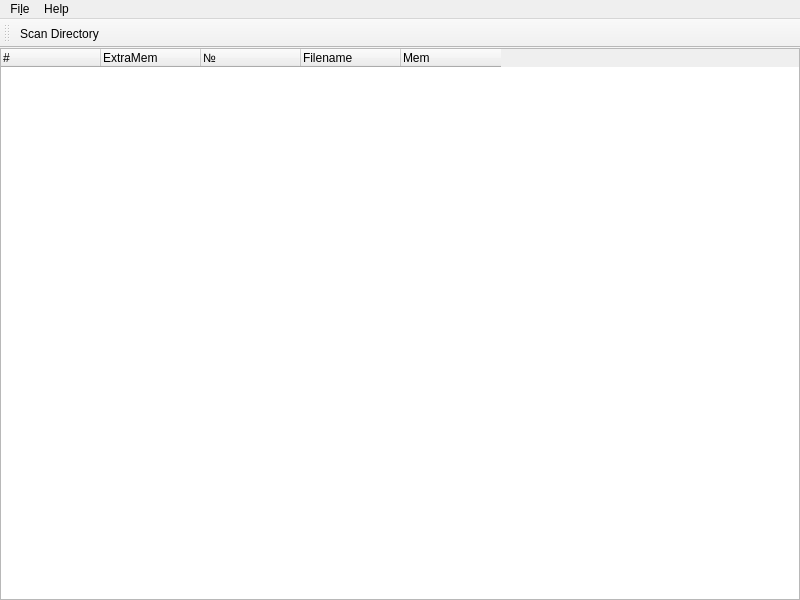
Old version of the form mainwindow.ui in the repository turing228/extra_files.
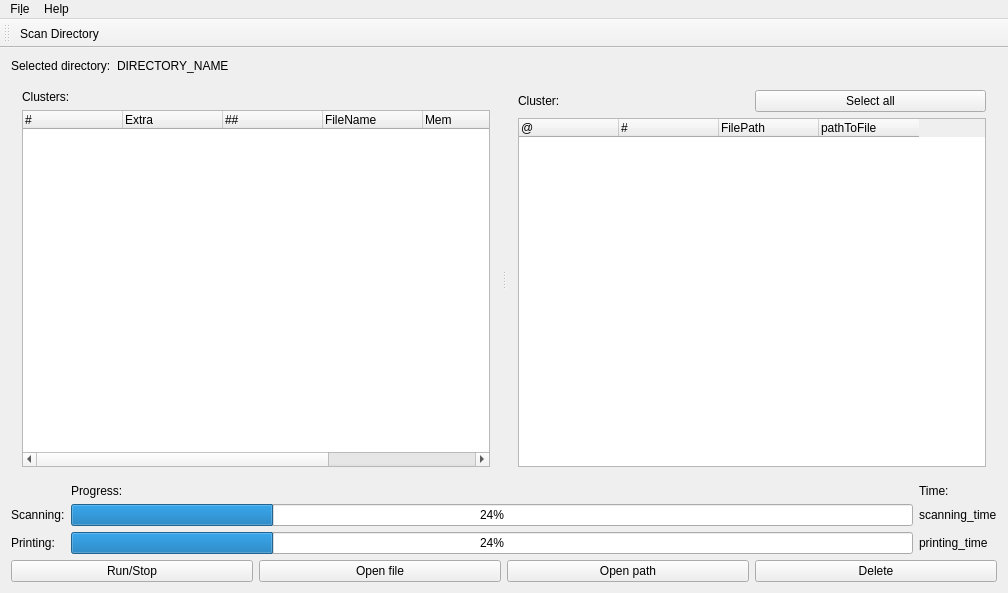
New version of the form.

Diff of the .ui file:
```diff
--- a/mainwindow.ui
+++ b/mainwindow.ui
@@ -6,62 +6,344 @@
    <rect>
     <x>0</x>
     <y>0</y>
-    <width>800</width>
-    <height>600</height>
+    <width>1008</width>
+    <height>593</height>
    </rect>
   </property>
   <property name="windowTitle">
    <string>MainWindow</string>
   </property>
   <widget class="QWidget" name="centralWidget">
-   <layout class="QHBoxLayout" name="horizontalLayout">
-    <property name="leftMargin">
-     <number>0</number>
-    </property>
-    <property name="topMargin">
-     <number>0</number>
-    </property>
-    <property name="rightMargin">
-     <number>0</number>
-    </property>
-    <property name="bottomMargin">
-     <number>0</number>
-    </property>
+   <property name="sizePolicy">
+    <sizepolicy hsizetype="Preferred" vsizetype="Minimum">
+     <horstretch>0</horstretch>
+     <verstretch>0</verstretch>
+    </sizepolicy>
+   </property>
+   <layout class="QVBoxLayout" name="verticalLayout_3">
     <item>
-     <widget class="QTreeWidget" name="treeWidget">
-      <attribute name="headerMinimumSectionSize">
-       <number>70</number>
-      </attribute>
-      <attribute name="headerStretchLastSection">
-       <bool>false</bool>
-      </attribute>
-      <column>
-       <property name="text">
-        <string>#</string>
-       </property>
-      </column>
-      <column>
-       <property name="text">
-        <string>ExtraMem</string>
-       </property>
-      </column>
-      <column>
-       <property name="text">
-        <string>№</string>
-       </property>
-      </column>
-      <column>
-       <property name="text">
-        <string>Filename</string>
-       </property>
-      </column>
-      <column>
-       <property name="text">
-        <string>Mem</string>
-       </property>
-      </column>
+     <layout class="QHBoxLayout" name="horizontalLayout_15">
+      <property name="spacing">
+       <number>6</number>
+      </property>
+      <property name="sizeConstraint">
+       <enum>QLayout::SetNoConstraint</enum>
+      </property>
+      <item>
+       <widget class="QLabel" name="label_Selected_dir">
+        <property name="sizePolicy">
+         <sizepolicy hsizetype="Minimum" vsizetype="Preferred">
+          <horstretch>0</horstretch>
+          <verstretch>0</verstretch>
+         </sizepolicy>
+        </property>
+        <property name="text">
+         <string>Selected directory:</string>
+        </property>
+        <property name="alignment">
+         <set>Qt::AlignLeading|Qt::AlignLeft|Qt::AlignVCenter</set>
+        </property>
+       </widget>
+      </item>
+      <item>
+       <widget class="QLabel" name="label_directory">
+        <property name="sizePolicy">
+         <sizepolicy hsizetype="MinimumExpanding" vsizetype="Preferred">
+          <horstretch>0</horstretch>
+          <verstretch>0</verstretch>
+         </sizepolicy>
+        </property>
+        <property name="text">
+         <string>DIRECTORY_NAME</string>
+        </property>
+       </widget>
+      </item>
+     </layout>
+    </item>
+    <item>
+     <widget class="QSplitter" name="splitter">
+      <property name="sizePolicy">
+       <sizepolicy hsizetype="Expanding" vsizetype="Expanding">
+        <horstretch>0</horstretch>
+        <verstretch>0</verstretch>
+       </sizepolicy>
+      </property>
+      <property name="orientation">
+       <enum>Qt::Horizontal</enum>
+      </property>
+      <property name="handleWidth">
+       <number>6</number>
+      </property>
+      <widget class="QWidget" name="layoutWidget">
+       <layout class="QVBoxLayout" name="verticalLayout_2">
+        <item>
+         <widget class="QLabel" name="label_Clusters">
+          <property name="sizePolicy">
+           <sizepolicy hsizetype="Preferred" vsizetype="Fixed">
+            <horstretch>0</horstretch>
+            <verstretch>0</verstretch>
+           </sizepolicy>
+          </property>
+          <property name="text">
+           <string>Clusters:</string>
+          </property>
+         </widget>
+        </item>
+        <item>
+         <widget class="QTreeWidget" name="treeWidget_clusters">
+          <property name="sizePolicy">
+           <sizepolicy hsizetype="Expanding" vsizetype="Expanding">
+            <horstretch>0</horstretch>
+            <verstretch>0</verstretch>
+           </sizepolicy>
+          </property>
+          <property name="columnCount">
+           <number>7</number>
+          </property>
+          <attribute name="headerMinimumSectionSize">
+           <number>60</number>
+          </attribute>
+          <attribute name="headerStretchLastSection">
+           <bool>false</bool>
+          </attribute>
+          <column>
+           <property name="text">
+            <string notr="true">#</string>
+           </property>
+          </column>
+          <column>
+           <property name="text">
+            <string notr="true">Extra</string>
+           </property>
+          </column>
+          <column>
+           <property name="text">
+            <string notr="true">##</string>
+           </property>
+          </column>
+          <column>
+           <property name="text">
+            <string notr="true">FileName</string>
+           </property>
+          </column>
+          <column>
+           <property name="text">
+            <string notr="true">Mem</string>
+           </property>
+          </column>
+          <column>
+           <property name="text">
+            <string>extraMemInInt</string>
+           </property>
+          </column>
+          <column>
+           <property name="text">
+            <string>memInInt</string>
+           </property>
+          </column>
+         </widget>
+        </item>
+       </layout>
+      </widget>
+      <widget class="QWidget" name="layoutWidget">
+       <layout class="QVBoxLayout" name="verticalLayout">
+        <item>
+         <layout class="QHBoxLayout" name="horizontalLayout_13">
+          <item>
+           <widget class="QLabel" name="label_Cluster">
+            <property name="sizePolicy">
+             <sizepolicy hsizetype="Preferred" vsizetype="Minimum">
+              <horstretch>0</horstretch>
+              <verstretch>0</verstretch>
+             </sizepolicy>
+            </property>
+            <property name="text">
+             <string>Cluster:</string>
+            </property>
+           </widget>
+          </item>
+          <item>
+           <widget class="QPushButton" name="pushButton_selectall">
+            <property name="sizePolicy">
+             <sizepolicy hsizetype="Minimum" vsizetype="Minimum">
+              <horstretch>0</horstretch>
+              <verstretch>0</verstretch>
+             </sizepolicy>
+            </property>
+            <property name="text">
+             <string>Select all</string>
+            </property>
+            <property name="iconSize">
+             <size>
+              <width>16</width>
+              <height>16</height>
+             </size>
+            </property>
+           </widget>
+          </item>
+         </layout>
+        </item>
+        <item>
+         <widget class="QTreeWidget" name="treeWidget_cluster">
+          <property name="sizePolicy">
+           <sizepolicy hsizetype="Expanding" vsizetype="Expanding">
+            <horstretch>0</horstretch>
+            <verstretch>0</verstretch>
+           </sizepolicy>
+          </property>
+          <property name="columnCount">
+           <number>4</number>
+          </property>
+          <attribute name="headerMinimumSectionSize">
+           <number>20</number>
+          </attribute>
+          <attribute name="headerStretchLastSection">
+           <bool>false</bool>
+          </attribute>
+          <column>
+           <property name="text">
+            <string>@</string>
+           </property>
+          </column>
+          <column>
+           <property name="text">
+            <string>#</string>
+           </property>
+          </column>
+          <column>
+           <property name="text">
+            <string>FilePath</string>
+           </property>
+          </column>
+          <column>
+           <property name="text">
+            <string>pathToFile</string>
+           </property>
+           <property name="font">
+            <font>
+             <kerning>true</kerning>
+            </font>
+           </property>
+          </column>
+         </widget>
+        </item>
+       </layout>
+      </widget>
      </widget>
     </item>
+    <item>
+     <layout class="QGridLayout" name="gridLayout">
+      <item row="0" column="1">
+       <widget class="QLabel" name="label_progress">
+        <property name="sizePolicy">
+         <sizepolicy hsizetype="Preferred" vsizetype="Preferred">
+          <horstretch>0</horstretch>
+          <verstretch>0</verstretch>
+         </sizepolicy>
+        </property>
+        <property name="text">
+         <string>Progress:</string>
+        </property>
+       </widget>
+      </item>
+      <item row="0" column="2">
+       <widget class="QLabel" name="label_Time">
+        <property name="sizePolicy">
+         <sizepolicy hsizetype="Preferred" vsizetype="Preferred">
+          <horstretch>0</horstretch>
+          <verstretch>0</verstretch>
+         </sizepolicy>
+        </property>
+        <property name="text">
+         <string>Time:</string>
+        </property>
+       </widget>
+      </item>
+      <item row="1" column="0">
+       <widget class="QLabel" name="label_Progress">
+        <property name="text">
+         <string>Scanning:</string>
+        </property>
+       </widget>
+      </item>
+      <item row="1" column="1">
+       <widget class="QProgressBar" name="progressBar_scanning">
+        <property name="value">
+         <number>24</number>
+        </property>
+       </widget>
+      </item>
+      <item row="1" column="2">
+       <widget class="QLabel" name="label_scanning_time">
+        <property name="text">
+         <string>scanning_time</string>
+        </property>
+       </widget>
+      </item>
+      <item row="2" column="0">
+       <widget class="QLabel" name="label_Printing">
+        <property name="text">
+         <string>Printing:</string>
+        </property>
+       </widget>
+      </item>
+      <item row="2" column="1">
+       <widget class="QProgressBar" name="progressBar_printing">
+        <property name="value">
+         <number>24</number>
+        </property>
+       </widget>
+      </item>
+      <item row="2" column="2">
+       <widget class="QLabel" name="label_printing_time">
+        <property name="text">
+         <string>printing_time</string>
+        </property>
+       </widget>
+      </item>
+     </layout>
+    </item>
+    <item>
+     <layout class="QHBoxLayout" name="horizontalLayout_12">
+      <property name="spacing">
+       <number>6</number>
+      </property>
+      <property name="sizeConstraint">
+       <enum>QLayout::SetMinimumSize</enum>
+      </property>
+      <item>
+       <widget class="QPushButton" name="pushButton_runstop">
+        <property name="text">
+         <string>Run/Stop</string>
+        </property>
+       </widget>
+      </item>
+      <item>
+       <widget class="QPushButton" name="pushButton_openfile">
+        <property name="text">
+         <string>Open file</string>
+        </property>
+       </widget>
+      </item>
+      <item>
+       <widget class="QPushButton" name="pushButton_openpath">
+        <property name="text">
+         <string>Open path</string>
+        </property>
+       </widget>
+      </item>
+      <item>
+       <widget class="QPushButton" name="pushButton_delete">
+        <property name="text">
+         <string>Delete</string>
+        </property>
+        <property name="autoDefault">
+         <bool>false</bool>
+        </property>
+       </widget>
+      </item>
+     </layout>
+    </item>
    </layout>
   </widget>
   <widget class="QMenuBar" name="menuBar">
@@ -69,8 +351,8 @@
     <rect>
      <x>0</x>
      <y>0</y>
-     <width>800</width>
-     <height>27</height>
+     <width>1008</width>
+     <height>25</height>
     </rect>
    </property>
    <widget class="QMenu" name="menuFile">
```
